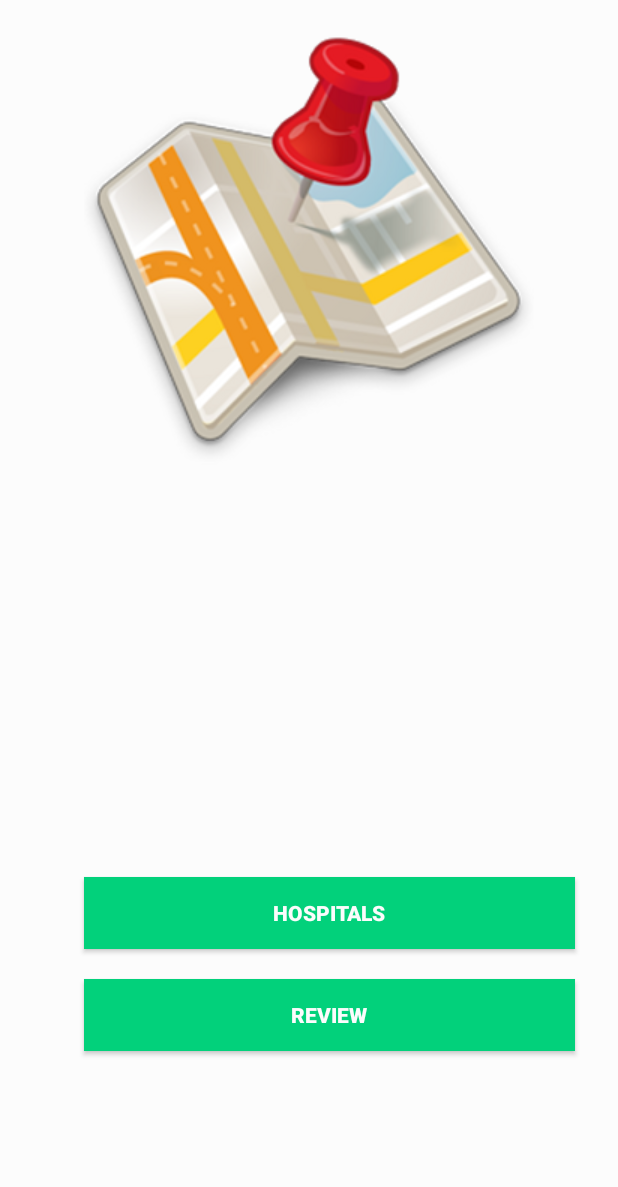
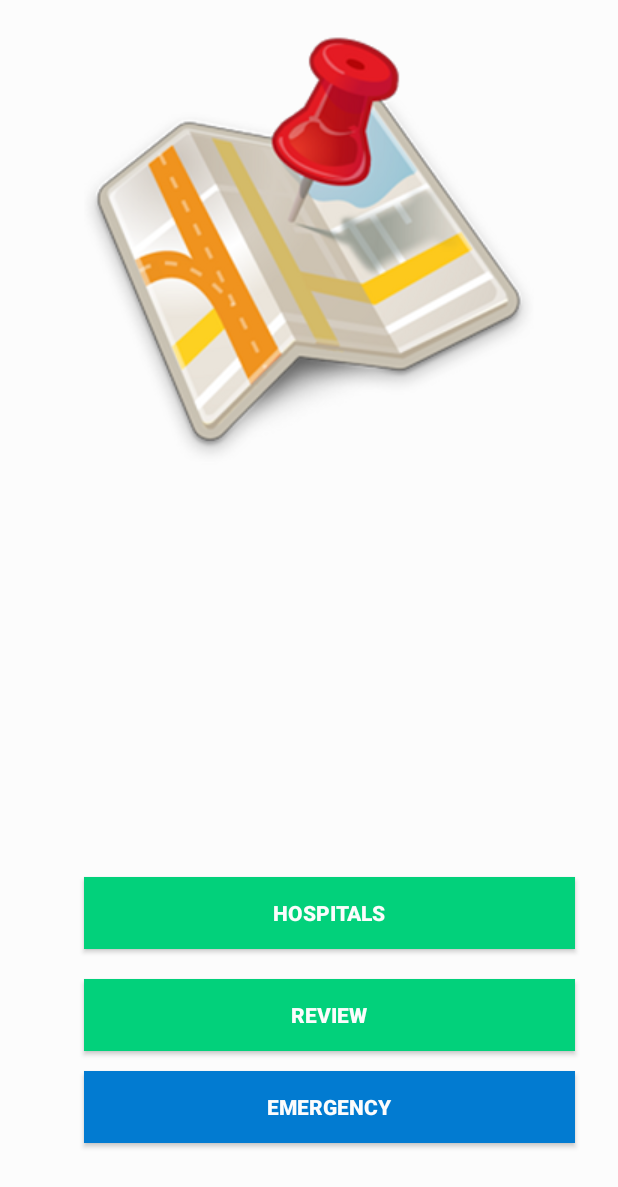
Before and after one commit to yugandar/hospital-list, an Android app: the GridActivity screen opened directly, with no data from a screen before it, on a phone screen of 412 x 824 dp. Shown: the top 1187 px of the screen. Run offline under Robolectric (Android 15) with nearby library versions, the light colour scheme and no system bars.

Commit message:
the data emergency added

```diff
--- a/app/src/main/java/com/example/goa/hospitallist/GridActivity.java
+++ b/app/src/main/java/com/example/goa/hospitallist/GridActivity.java
@@ -16,12 +16,13 @@ public class GridActivity extends AppCompatActivity {
         setContentView(R.layout.activity_grid);
 
 
-        Button btn1,bnt2;
+        Button btn1,bnt2,btn3;
 
         btn1 = (Button) findViewById(R.id.pick_location_id);
 
         bnt2 = (Button) findViewById(R.id.enable_gps_id);
 
+        btn3 =(Button) findViewById(R.id.emergency);
 
 
         btn1.setOnClickListener(
@@ -53,6 +54,19 @@ public class GridActivity extends AppCompatActivity {
                 }
         );
 
+        btn3.setOnClickListener(new View.OnClickListener() {
+            @Override
+            public void onClick(View v) {
+
+
+                Intent intent = new Intent(GridActivity.this,EmergencyActivity.class);
+
+                startActivity(intent);
+
+
+            }
+        });
+
 
     }
 }
--- a/app/src/main/res/layout/activity_grid.xml
+++ b/app/src/main/res/layout/activity_grid.xml
@@ -46,5 +46,18 @@
         android:textStyle="bold"
         android:layout_alignLeft="@+id/pick_location_id" />
 
+    <Button
+        android:id="@+id/emergency"
+        android:layout_width="327dp"
+        android:layout_height="wrap_content"
+        android:layout_alignParentBottom="true"
+        android:layout_alignStart="@+id/imageView"
+        android:layout_marginBottom="46dp"
+        android:background="#027bd1"
+        android:text="Emergency"
+        android:textColor="@color/background"
+        android:textStyle="bold"
+        android:layout_alignLeft="@+id/imageView" />
+
 
 </RelativeLayout>
--- /dev/null
+++ b/settings.gradle
@@ -0,0 +1 @@
+include ':app'
```
Also changed, not shown: app/src/main/AndroidManifest.xml (+7 -2 lines), app/src/main/java/com/example/goa/hospitallist/EmergencyActivity.java (added, +94 -0 lines), app/src/main/res/layout/activity_emergency.xml (added, +64 -0 lines), build.gradle (added, +28 -0 lines), gradle.properties (added, +13 -0 lines), app/src/main/res/drawable-v24/get_location.png (added), app/src/main/res/drawable-v24/ic_pick.png (added), app/src/main/res/drawable-v24/location.png (added), gradle/wrapper/gradle-wrapper.properties (added), 4 other files.
